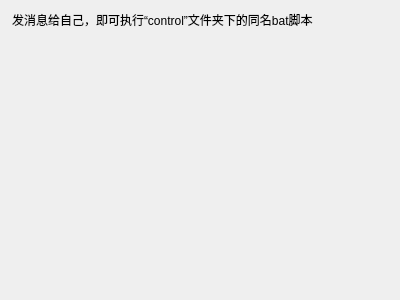
Old version of the form widgets/settings/remotecontrolwidget.ui in the repository iwxyi/CatlikeQQ.
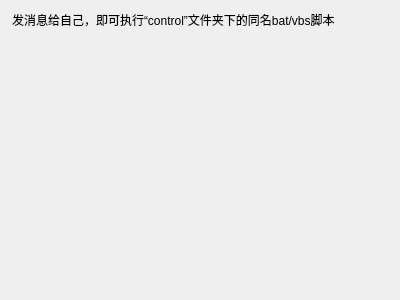
New version of the form.

Commit message: 支持VBS脚本，添加更多远程控制功能

What changed in the file:
```diff
--- a/widgets/settings/remotecontrolwidget.ui
+++ b/widgets/settings/remotecontrolwidget.ui
@@ -23,7 +23,7 @@
    <item>
     <widget class="QLabel" name="label">
      <property name="text">
-      <string>发消息给自己，即可执行“control”文件夹下的同名bat脚本</string>
+      <string>发消息给自己，即可执行“control”文件夹下的同名bat/vbs脚本</string>
      </property>
     </widget>
    </item>
```
The commit also changes 13 other files.
